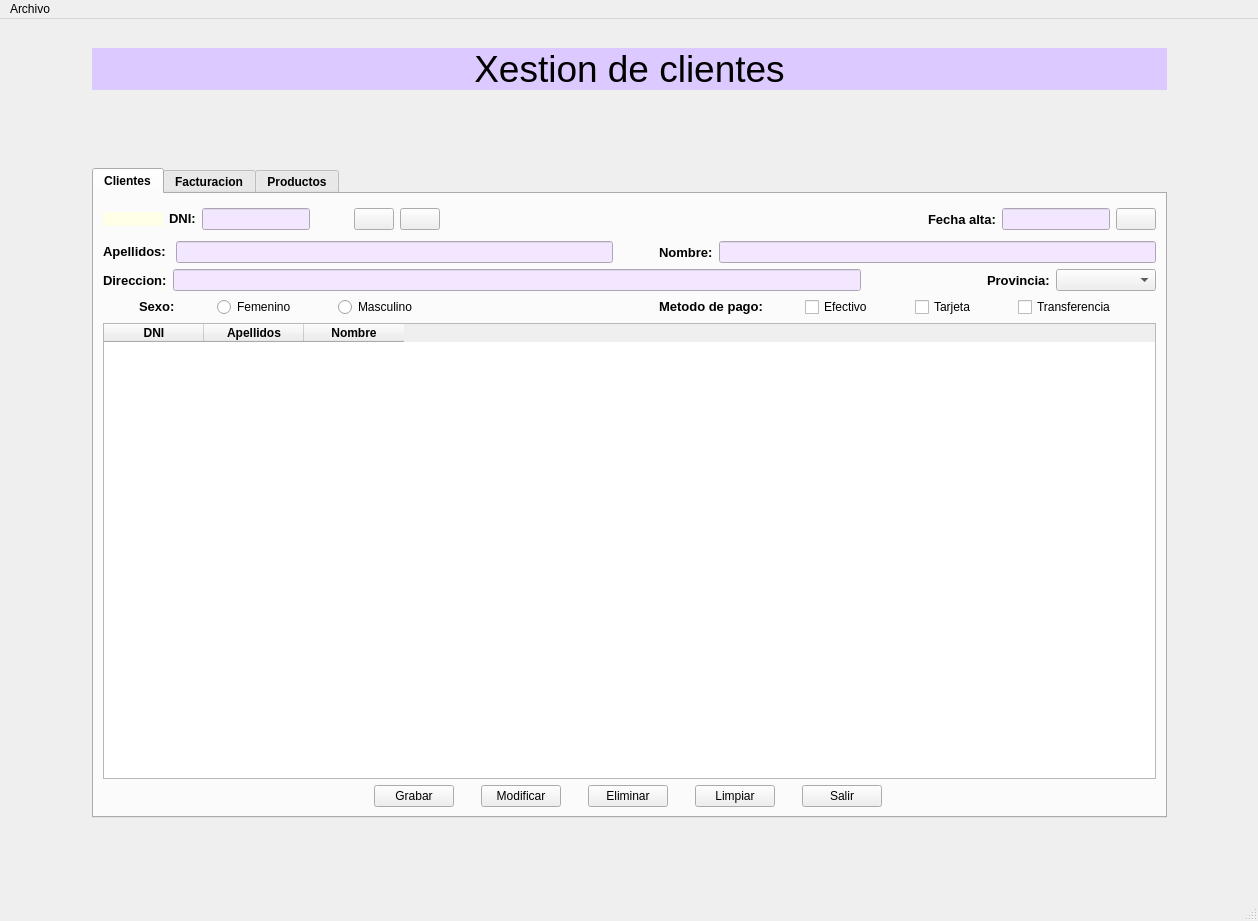
Above: Ventana.ui from BraisRS8/Proyecto before the change. Below: the same form after it.
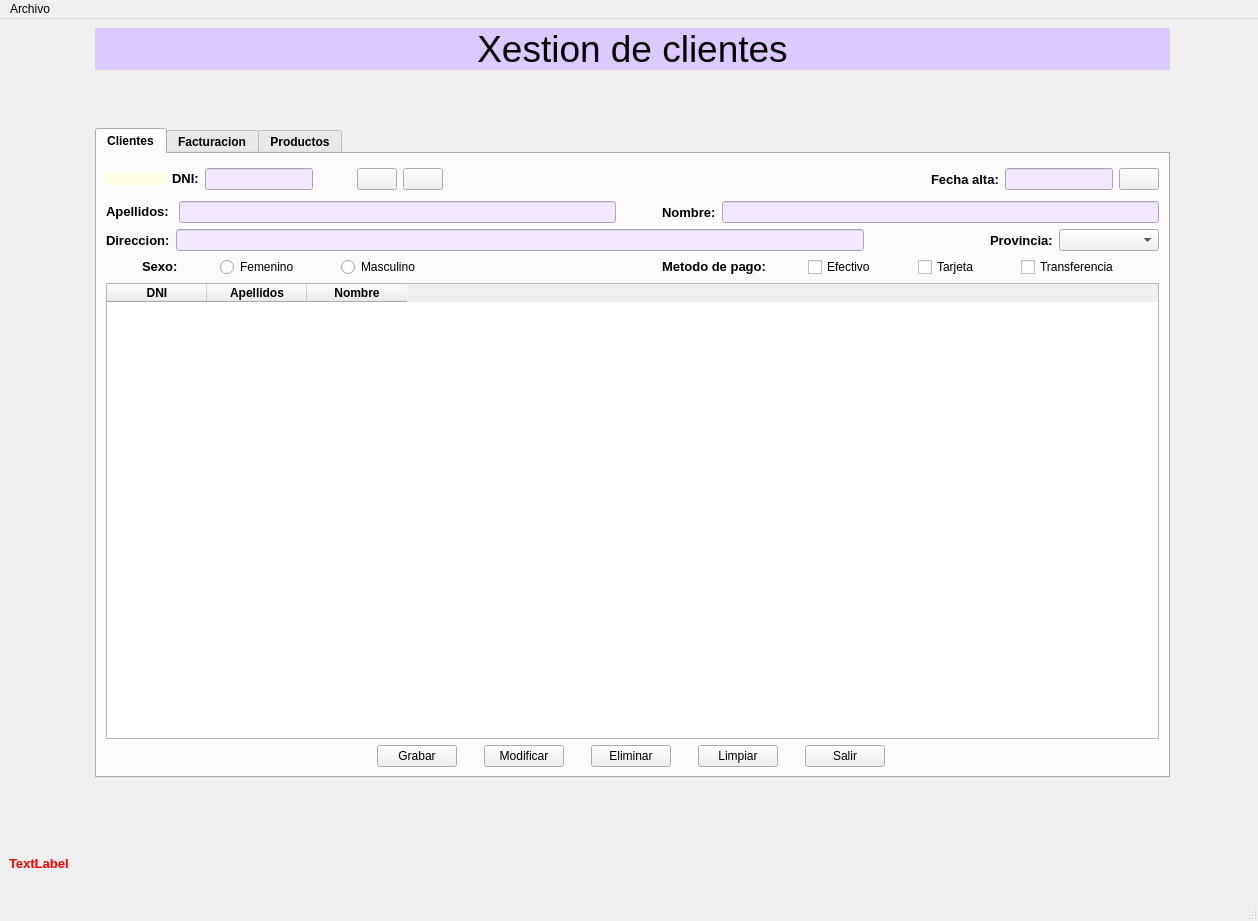
That is the form after the change. Icons and pictures are not drawn.

```diff
--- a/Ventana.ui
+++ b/Ventana.ui
@@ -402,6 +402,16 @@
             <property name="text">
              <string/>
             </property>
+            <property name="icon">
+             <iconset>
+              <normaloff>img/lupa.png</normaloff>img/lupa.png</iconset>
+            </property>
+            <property name="iconSize">
+             <size>
+              <width>24</width>
+              <height>24</height>
+             </size>
+            </property>
            </widget>
           </item>
           <item row="0" column="6">
@@ -409,6 +419,16 @@
             <property name="text">
              <string/>
             </property>
+            <property name="icon">
+             <iconset>
+              <normaloff>img/recarga.png</normaloff>img/recarga.png</iconset>
+            </property>
+            <property name="iconSize">
+             <size>
+              <width>24</width>
+              <height>24</height>
+             </size>
+            </property>
            </widget>
           </item>
          </layout>
@@ -950,6 +970,24 @@
       </property>
      </spacer>
     </item>
+    <item row="2" column="0">
+     <widget class="QLabel" name="lblstatus">
+      <property name="font">
+       <font>
+        <family>MS Shell Dlg 2</family>
+        <pointsize>10</pointsize>
+        <weight>75</weight>
+        <bold>true</bold>
+       </font>
+      </property>
+      <property name="styleSheet">
+       <string notr="true">color:rgb(255, 0, 0)</string>
+      </property>
+      <property name="text">
+       <string>TextLabel</string>
+      </property>
+     </widget>
+    </item>
    </layout>
   </widget>
   <widget class="QMenuBar" name="menubar">
```
